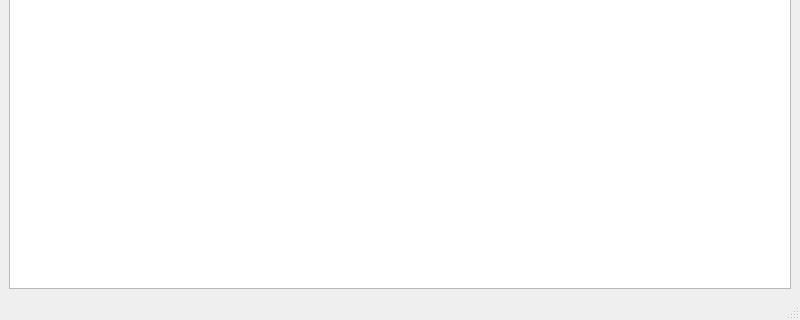
anirbanchaki146/QuickPad, file mainwindow.ui: the form before one commit; both pictures show x 0 to 800 and y 280 to 600 of the 800 by 600 pixel window.
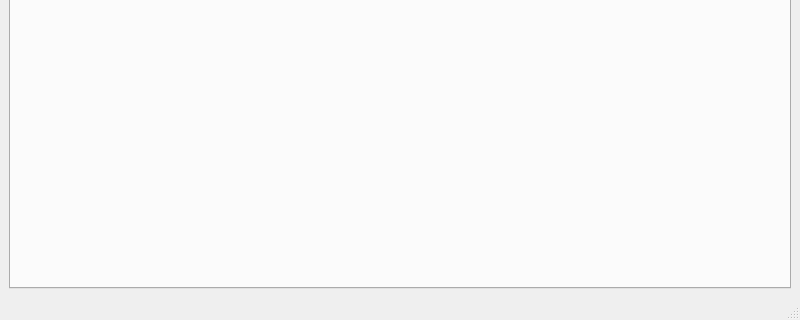
The form after the commit.

```diff
--- a/mainwindow.ui
+++ b/mainwindow.ui
@@ -16,7 +16,11 @@
   <widget class="QWidget" name="centralwidget">
    <layout class="QHBoxLayout" name="horizontalLayout">
     <item>
-     <widget class="QTextEdit" name="textEditor"/>
+     <widget class="QTabWidget" name="editorTabs">
+      <property name="tabsClosable">
+       <bool>true</bool>
+      </property>
+     </widget>
     </item>
    </layout>
   </widget>
```
Left out of the diff: 2 changed lines with no effect on the pictures.
